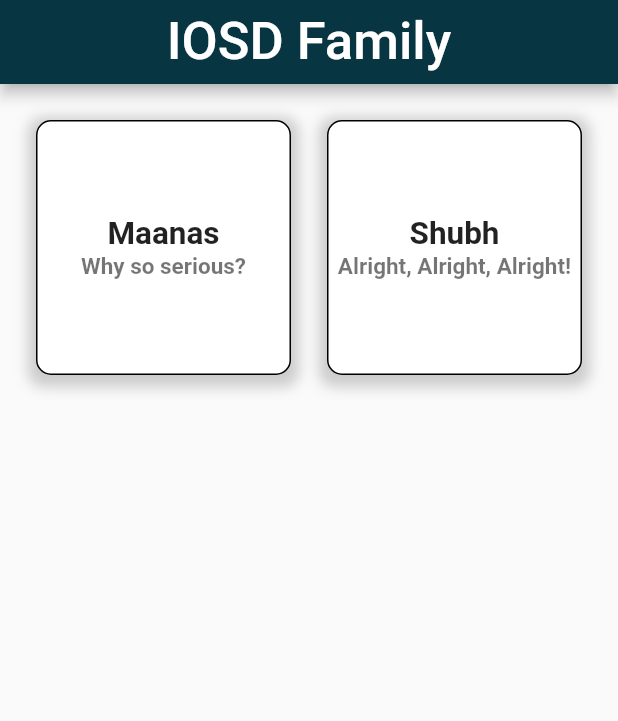
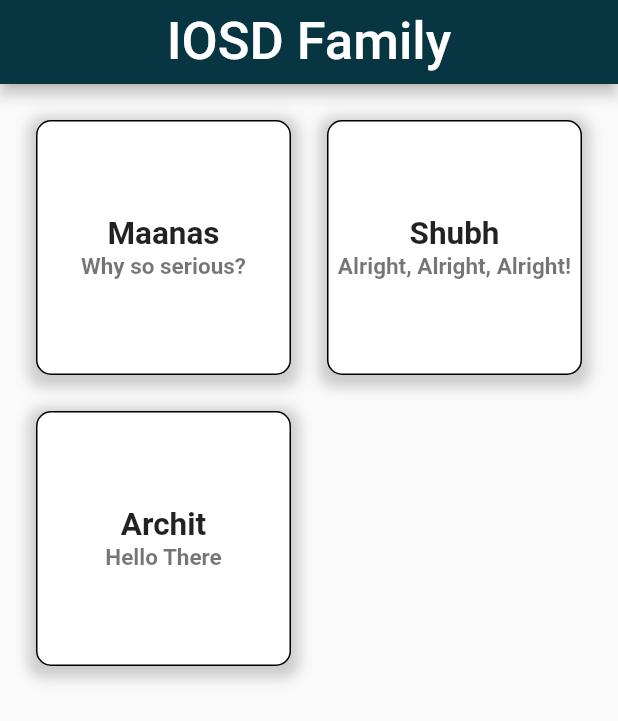
Before and after one commit to maanas-talwar/IOSD-dev-week, a Flutter app: the screen it shows after launch, on a phone screen of 412 x 824 dp. Shown: the top 721 px of the screen. Run offline on Flutter 3.47's test engine with Material 2 defaults, Android fonts, the phone set to English and light mode, and no system bars; drawn by our look-alikes of auto_size_text.

Commit message:
Update main.dart

```diff
--- a/lib/main.dart
+++ b/lib/main.dart
@@ -14,7 +14,7 @@ class MyApp extends StatelessWidget {
     SystemChrome.setEnabledSystemUIOverlays([]);
     allPeople = [Person("Maanas", "Why so serious?")];
     allPeople.add(Person("Shubh", "Alright, Alright, Alright!"));
-//    allPeople.add(Person("Shubh", "Why so serious?"));
+    allPeople.add(Person("Archit", "Hello There"));
 
     return MaterialApp(
       home: Scaffold(
```
